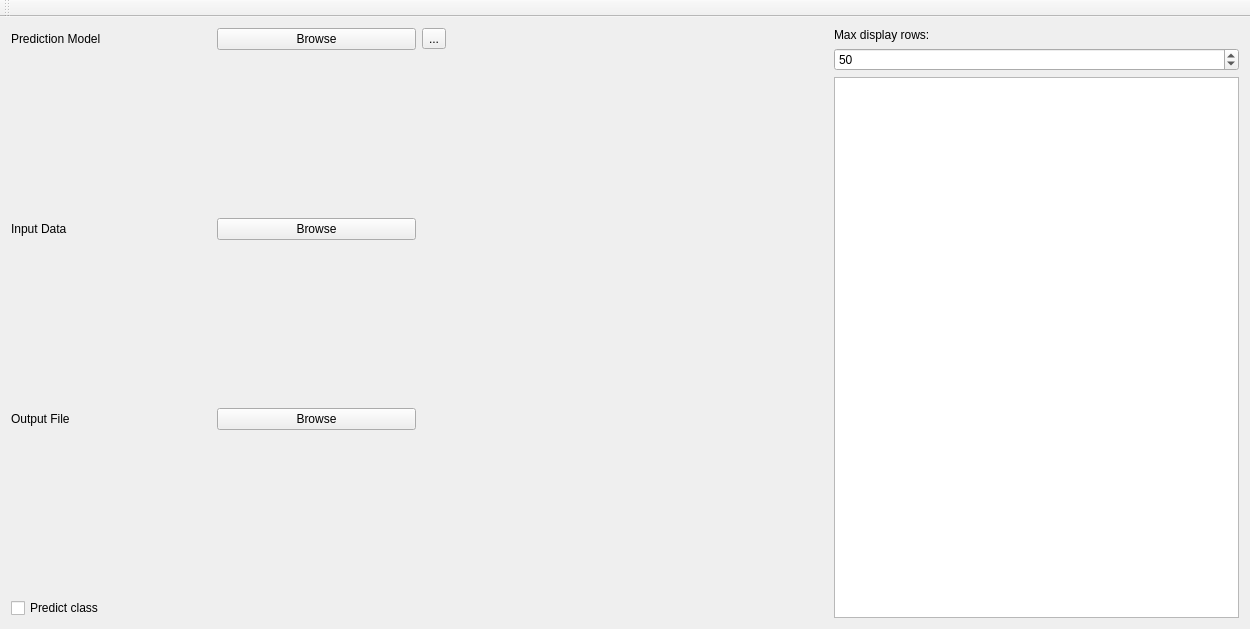
Old version of the form lib/resources/prediction.ui in the repository fukatani/ChainerWing.
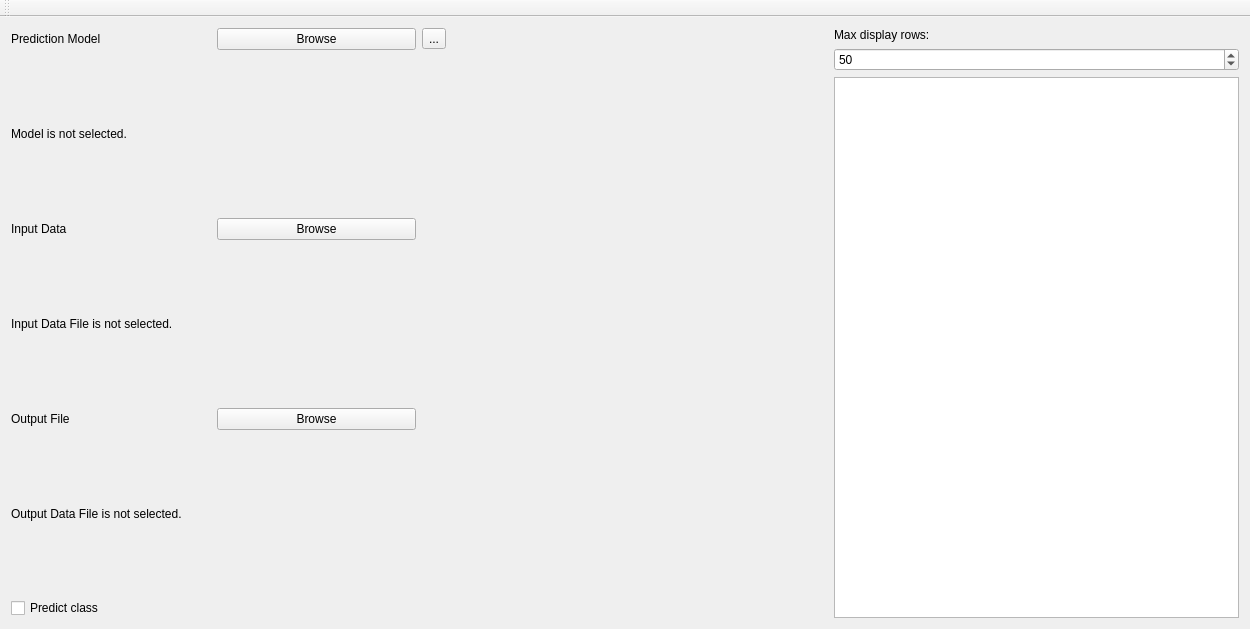
New version of the form.

Commit message: disp error

What changed in the file:
```diff
--- a/lib/resources/prediction.ui
+++ b/lib/resources/prediction.ui
@@ -96,7 +96,7 @@
       <item>
        <widget class="QLabel" name="model_name">
         <property name="text">
-         <string/>
+         <string>Model is not selected.</string>
         </property>
        </widget>
       </item>
@@ -121,7 +121,7 @@
       <item>
        <widget class="QLabel" name="input_data_name">
         <property name="text">
-         <string/>
+         <string>Input Data File is not selected.</string>
         </property>
        </widget>
       </item>
@@ -146,7 +146,7 @@
       <item>
        <widget class="QLabel" name="output_name">
         <property name="text">
-         <string/>
+         <string>Output Data File is not selected.</string>
         </property>
        </widget>
       </item>
```
The commit also changes 2 other files.
